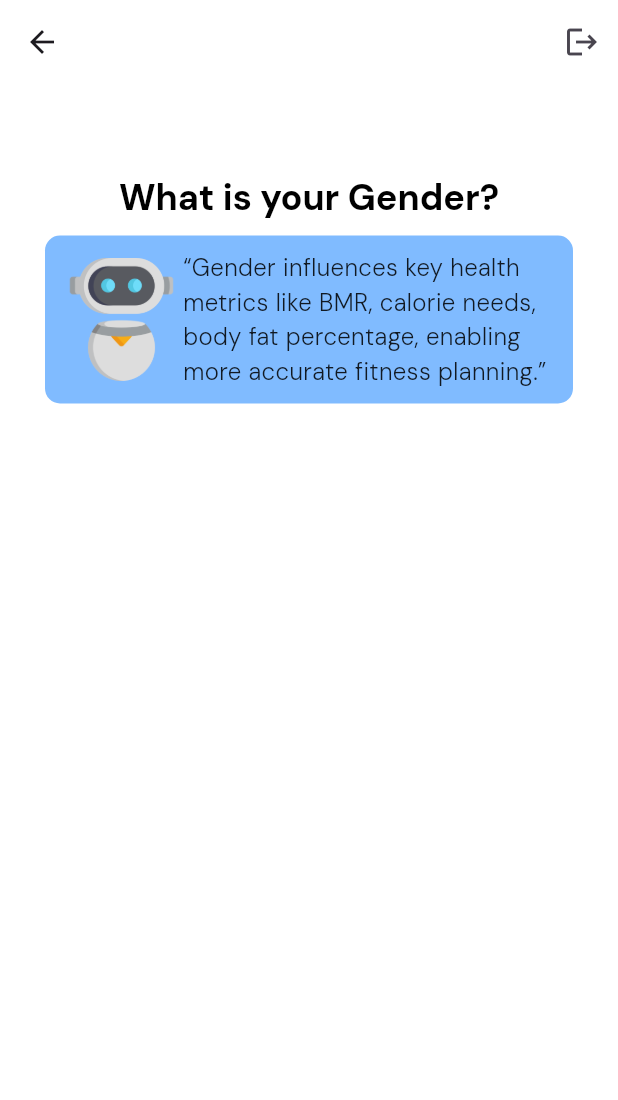
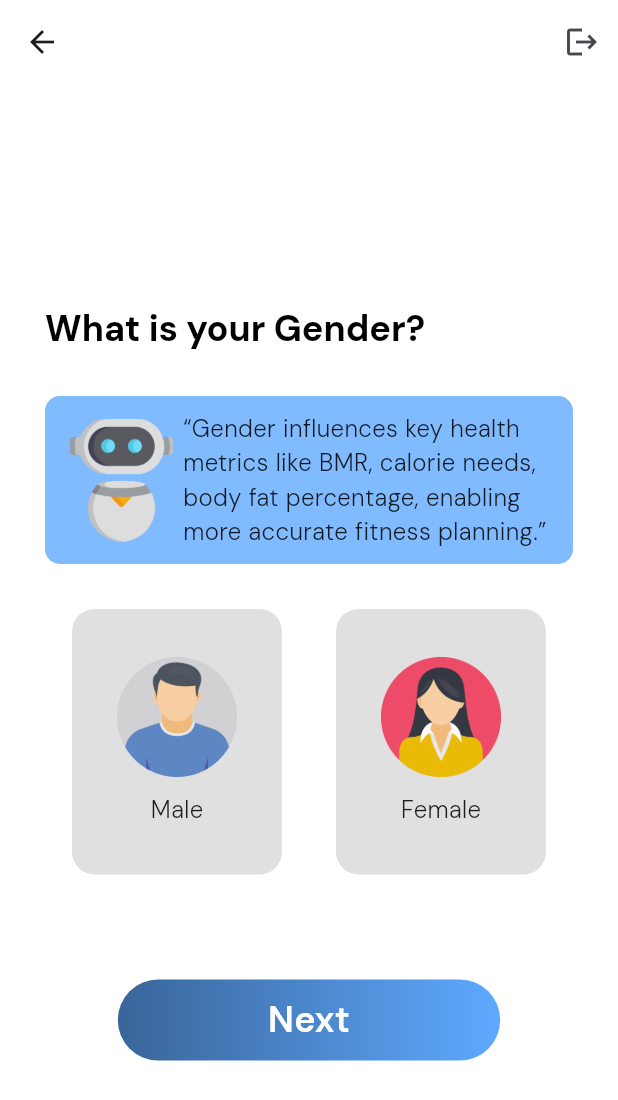
Before and after one commit to WangZX2001/GymFit, a Flutter app: the screen it shows once a user with an empty profile is signed in, after a tap on "I'M READY", on a phone screen of 412 x 824 dp. Shown: the top 1100 px of the screen. Run offline on Flutter 3.47's test engine with Material 3 defaults, Android fonts, the phone set to English and light mode, and no system bars; our stand-ins replace cloud_firestore, firebase_auth, firebase_core, google_sign_in; accounts and stored records are empty.

Commit message:
Version 1.1.2
Add Gender Selection Page that allows user to select their Gender
Once gender has been selected, this information will be synced to backend Firestore

```diff
--- a/lib/pages/form_page1.dart
+++ b/lib/pages/form_page1.dart
@@ -16,6 +16,7 @@ class FormPage1 extends StatelessWidget {
           child: Padding(
             padding: const EdgeInsets.symmetric(horizontal: 30),
             child: Column(
+              mainAxisAlignment: MainAxisAlignment.center,
               children: [
                 const SizedBox(height: 100),
                 Row(
--- a/lib/pages/form_page2.dart
+++ b/lib/pages/form_page2.dart
@@ -1,6 +1,8 @@
+import 'package:cloud_firestore/cloud_firestore.dart';
 import 'package:firebase_auth/firebase_auth.dart';
 import 'package:flutter/material.dart';
 import 'package:gymfit/components/chatbot.dart';
+import 'package:gymfit/pages/form_page3.dart';
 
 class FormPage2 extends StatefulWidget {
   const FormPage2({super.key});
@@ -17,6 +19,91 @@ class _FormPage2State extends State<FormPage2> {
     FirebaseAuth.instance.signOut();
   }
 
+  String selectedGender = '';
+
+  // Save selected gender to Firebase Firestore
+  void saveGenderToFirestore() async {
+    final user = FirebaseAuth.instance.currentUser;
+
+    if (user != null && selectedGender.isNotEmpty) {
+      await FirebaseFirestore.instance.collection('users').doc(user.uid).set({
+        'gender': selectedGender,
+      }, SetOptions(merge: true));
+    }
+
+    Navigator.pushReplacement(
+      // ignore: use_build_context_synchronously
+      context,
+      MaterialPageRoute(builder: (context) => const FormPage3()),
+    );
+  }
+
+  Widget genderCard(String gender, String imagePath) {
+    bool isSelected = selectedGender == gender;
+
+    return GestureDetector(
+      onTap: () {
+        //when user tap on the gender, the selectedgender will be set to the respective gender
+        setState(() {
+          selectedGender = gender;
+        });
+      },
+      child: Container(
+        width: 140,
+        padding: const EdgeInsets.symmetric(vertical: 30),
+        decoration: BoxDecoration(
+          color: isSelected ? Color(0xFF80BBFF) : Colors.grey[300],
+          borderRadius: BorderRadius.circular(15),
+          border: Border.all(
+            color: isSelected ? Colors.blue : Colors.transparent,
+            width: 2,
+          ),
+        ),
+        child: Column(
+          children: [
+            Image.asset(imagePath, height: 80),
+            const SizedBox(height: 10),
+            Text(gender, style: TextStyle(fontSize: 16)),
+          ],
+        ),
+      ),
+    );
+  }
+
+  Widget nextButton() {
+    bool canProceed = selectedGender.isNotEmpty;
+
+    return GestureDetector(
+      onTap: () {
+        if (canProceed) {
+          saveGenderToFirestore();
+        }
+      },
+      child: Container(
+        decoration: BoxDecoration(borderRadius: BorderRadius.circular(20)),
+        child: Container(
+          padding: EdgeInsets.symmetric(horizontal: 100, vertical: 10),
+          decoration: BoxDecoration(
+            borderRadius: BorderRadius.circular(50),
+            gradient: LinearGradient(
+              colors: [Color(0xFF396599), Color((0xFF5EA9FF))],
+              begin: Alignment.centerLeft,
+              end: Alignment.centerRight,
+            ),
+          ),
+          child: Text(
+            'Next',
+            style: TextStyle(
+              fontSize: 24,
+              fontWeight: FontWeight.w600,
+              color: Colors.white,
+            ),
+          ),
+        ),
+      ),
+    );
+  }
+
   @override
   Widget build(BuildContext context) {
     final textTheme = Theme.of(context).textTheme;
@@ -29,16 +116,39 @@ class _FormPage2State extends State<FormPage2> {
       backgroundColor: Colors.white,
       body: Padding(
         padding: const EdgeInsets.symmetric(horizontal: 30),
+        child: SafeArea(
+          child: Center(
             child: Column(
+              mainAxisAlignment: MainAxisAlignment.center,
               children: [
-            const SizedBox(height: 60),
-            Text("What is your Gender?", style: textTheme.headlineMedium),
-            const SizedBox(height: 10),
+                const SizedBox(height: 30),
+                Row(
+                  mainAxisAlignment: MainAxisAlignment.start,
+                  children: [
+                    Text(
+                      "What is your Gender?",
+                      style: textTheme.headlineMedium,
+                    ),
+                  ],
+                ),
+                const SizedBox(height: 30),
                 Chatbot(
                   text:
                       "“Gender influences key health metrics like BMR, calorie needs, body fat percentage, enabling more accurate fitness planning.”",
                 ),
+                const SizedBox(height: 30),
+                Row(
+                  mainAxisAlignment: MainAxisAlignment.spaceAround,
+                  children: [
+                    genderCard('Male', 'lib/images/man.png'),
+                    genderCard('Female', 'lib/images/woman.png'),
                   ],
+                ),
+                const SizedBox(height: 70),
+                nextButton(),
+              ],
+            ),
+          ),
         ),
       ),
     );
--- /dev/null
+++ b/lib/pages/form_page3.dart
@@ -0,0 +1,15 @@
+import 'package:flutter/material.dart';
+
+class FormPage3 extends StatelessWidget {
+  const FormPage3({super.key});
+
+  get signUserOut => null;
+
+  @override
+  Widget build(BuildContext context) {
+    return Scaffold(
+      appBar: AppBar(backgroundColor: Colors.white),
+      backgroundColor: Colors.white,
+    );
+  }
+}
```
Also changed, not shown: lib/images/man.png (added), lib/images/woman.png (added). Lines whose indentation alone changed are shown as unchanged.
